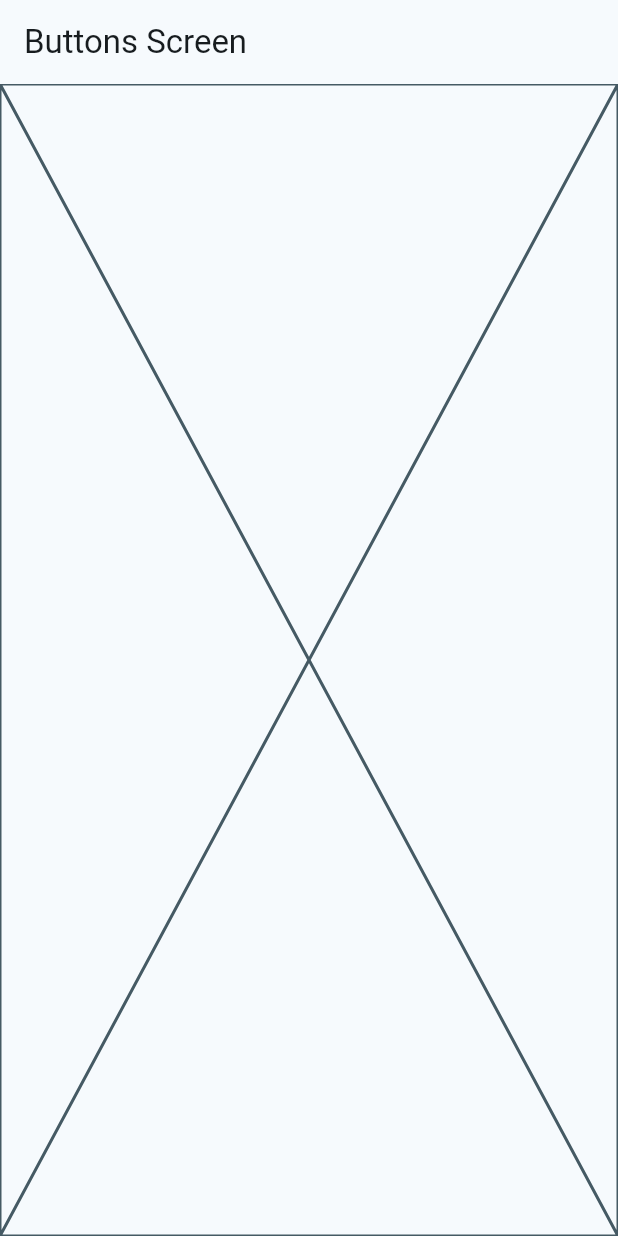
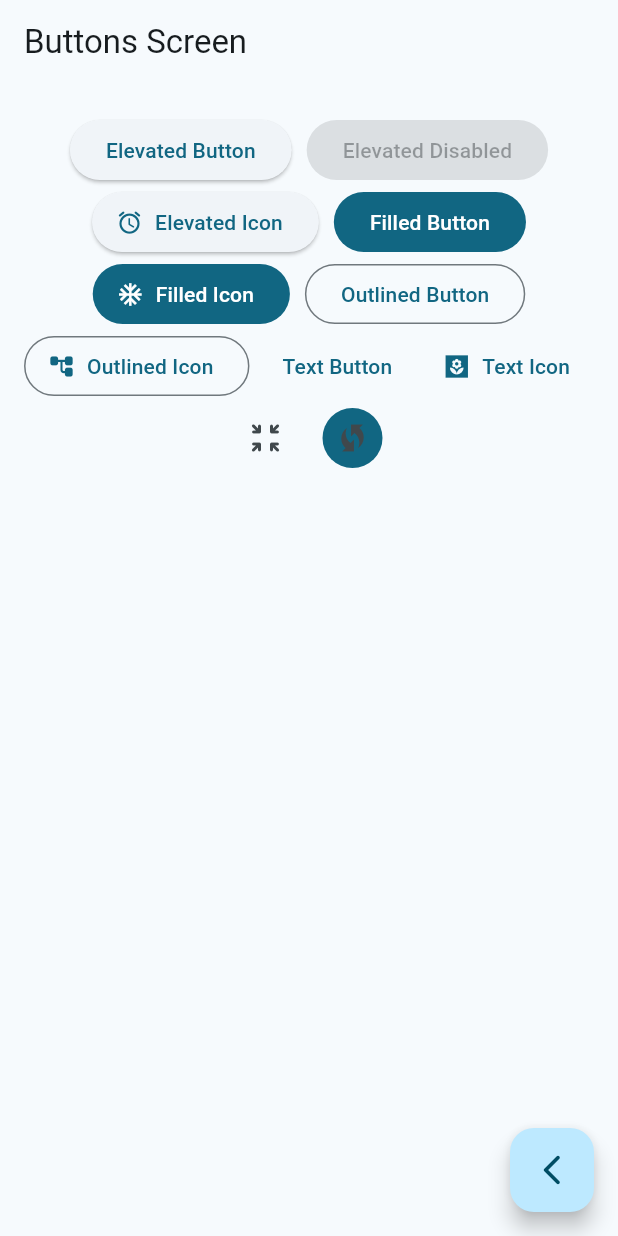
Before and after one commit to alejandrosantin/widgets_app, a Flutter app: the ButtonsScreen screen opened by its route, on a phone screen of 412 x 824 dp. Run offline on Flutter 3.47's test engine with Material 2 defaults, Android fonts, the phone set to English and light mode, and no system bars; our stand-ins replace go_router.

Commit message:
buttons screen

```diff
--- a/lib/presentation/screens/buttons/buttons_screen.dart
+++ b/lib/presentation/screens/buttons/buttons_screen.dart
@@ -1,4 +1,5 @@
 import 'package:flutter/material.dart';
+import 'package:go_router/go_router.dart';
 
 class ButtonsScreen extends StatelessWidget {
   static const String name = 'buttons_screen';
@@ -11,7 +12,84 @@ class ButtonsScreen extends StatelessWidget {
       appBar: AppBar(
         title: const Text('Buttons Screen'),
       ),
-      body: const Placeholder(),
+      body: const _ButtonsView(),
+      floatingActionButton: FloatingActionButton(
+        child: const Icon(Icons.arrow_back_ios_new_rounded),
+        onPressed: () {
+          context.pop();
+        },
+      ),
     );
   }
 }
+
+class _ButtonsView extends StatelessWidget {
+  const _ButtonsView();
+  @override
+  Widget build(BuildContext context) {
+    final colors = Theme.of(context).colorScheme;
+    return SizedBox(
+      width: double.infinity,
+      child: Padding(
+          padding: const EdgeInsets.symmetric(horizontal: 10, vertical: 20),
+          child: Wrap(
+            spacing: 10,
+            alignment: WrapAlignment.center,
+            children: [
+              ElevatedButton(
+                onPressed: () {},
+                child: const Text('Elevated Button'),
+              ),
+              const ElevatedButton(
+                onPressed: null,
+                child: Text('Elevated Disabled'),
+              ),
+              ElevatedButton.icon(
+                  onPressed: () {},
+                  icon: const Icon(Icons.access_alarm_rounded),
+                  label: const Text('Elevated Icon')),
+              FilledButton(
+                onPressed: () {},
+                child: const Text('Filled Button'),
+              ),
+              FilledButton.icon(
+                onPressed: () {},
+                icon: const Icon(Icons.ac_unit_sharp),
+                label: const Text('Filled Icon'),
+              ),
+              OutlinedButton(
+                onPressed: () {},
+                child: const Text('Outlined Button'),
+              ),
+              OutlinedButton.icon(
+                onPressed: () {},
+                icon: const Icon(Icons.account_tree_rounded),
+                label: const Text('Outlined Icon'),
+              ),
+              TextButton(
+                onPressed: () {},
+                child: const Text('Text Button'),
+              ),
+              TextButton.icon(
+                onPressed: () {},
+                icon: const Icon(Icons.yard_sharp),
+                label: const Text('Text Icon'),
+              ),
+              //TODO: Custom button
+
+              IconButton(
+                onPressed: () {},
+                icon: const Icon(Icons.zoom_in_map_rounded),
+              ),
+              IconButton(
+                onPressed: () {},
+                icon: const Icon(Icons.wifi_protected_setup_sharp),
+                style: ButtonStyle(
+                  backgroundColor: MaterialStatePropertyAll(colors.primary),
+                ),
+              ),
+            ],
+          )),
+    );
+  }
+}
```
